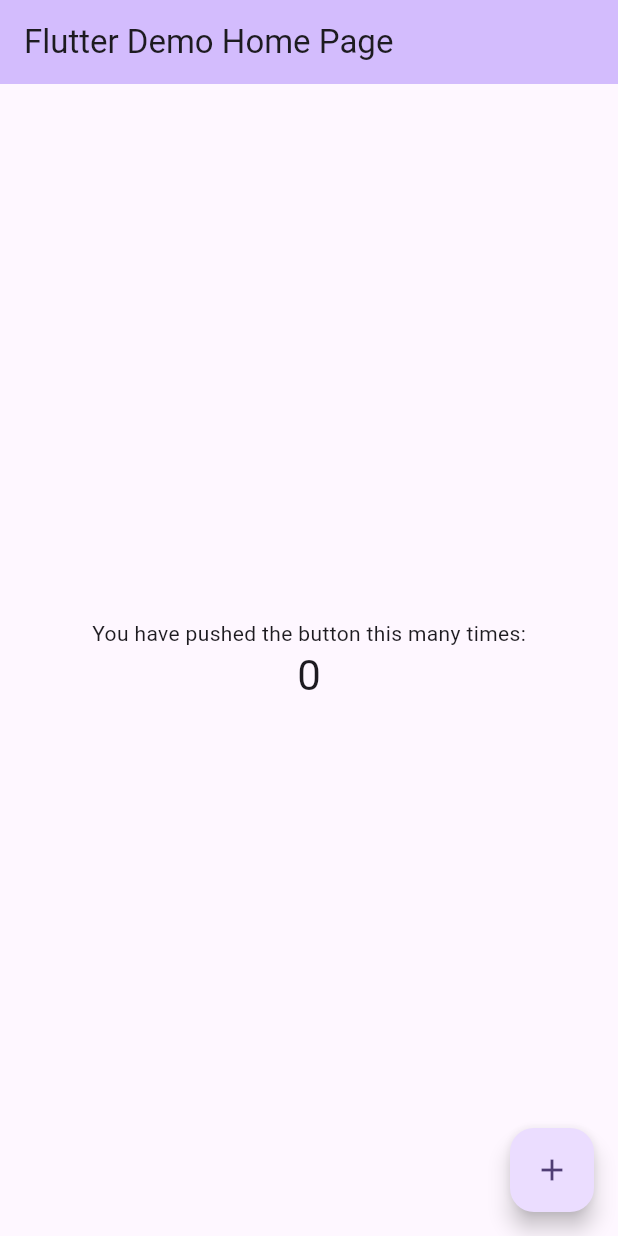
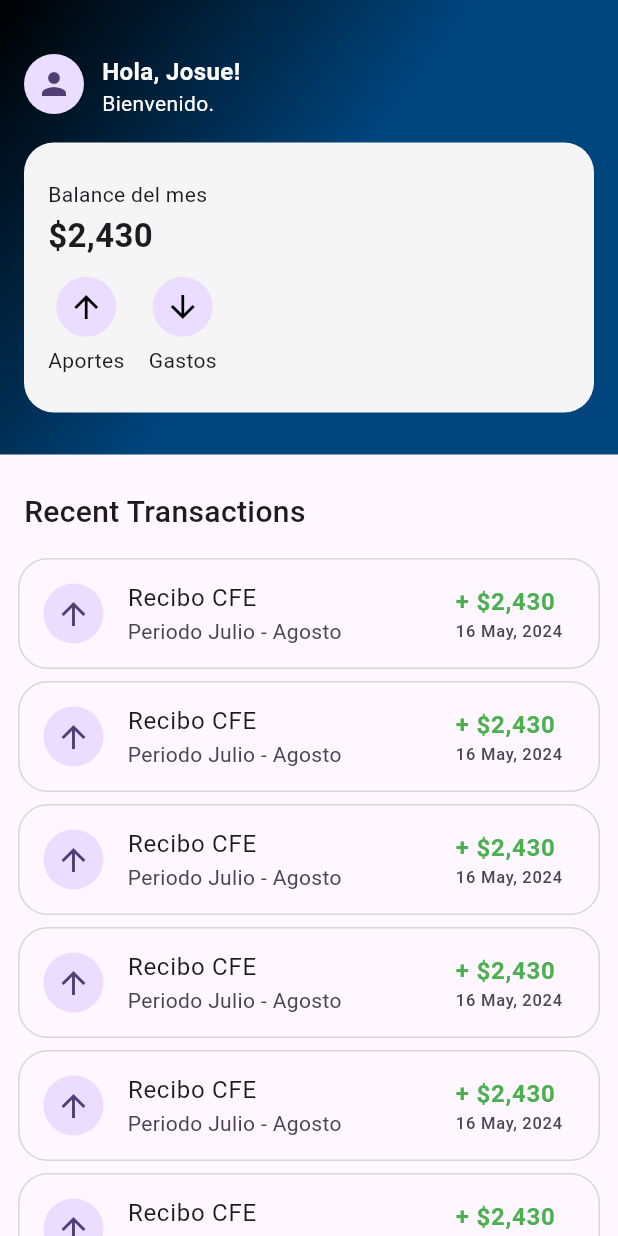
Before and after one commit to eduardoromero26/rommies_app, a Flutter app: the screen it shows after launch, on a phone screen of 412 x 824 dp. Run offline on Flutter 3.47's test engine with Material 3 defaults, Android fonts, the phone set to English and light mode, and no system bars; our stand-ins replace firebase_core; accounts and stored records are empty; generated files the repository leaves out were written again.

Commit message:
feat home: layout screen

```diff
--- a/lib/main.dart
+++ b/lib/main.dart
@@ -1,14 +1,13 @@
 import 'package:firebase_core/firebase_core.dart';
 import 'package:flutter/material.dart';
-import 'package:flutter_dotenv/flutter_dotenv.dart';
 import 'package:roomies_app/firebase_options.dart';
+import 'package:roomies_app/screens/home/home_screen.dart';
 
 void main() async {
-  await dotenv.load(fileName: "assets/env/.env");
+  runApp(const MyApp());
   await Firebase.initializeApp(
     options: DefaultFirebaseOptions.currentPlatform,
   );
-  runApp(const MyApp());
 }
 
 class MyApp extends StatelessWidget {
@@ -17,59 +16,13 @@ class MyApp extends StatelessWidget {
   @override
   Widget build(BuildContext context) {
     return MaterialApp(
+      debugShowCheckedModeBanner: false,
       title: 'Rommies App',
       theme: ThemeData(
         colorScheme: ColorScheme.fromSeed(seedColor: Colors.deepPurple),
         useMaterial3: true,
       ),
-      home: const MyHomePage(title: 'Flutter Demo Home Page'),
+      home: const HomeScreen(),
     );
   }
 }
-
-class MyHomePage extends StatefulWidget {
-  const MyHomePage({super.key, required this.title});
-  final String title;
-
-  @override
-  State<MyHomePage> createState() => _MyHomePageState();
-}
-
-class _MyHomePageState extends State<MyHomePage> {
-  int _counter = 0;
-
-  void _incrementCounter() {
-    setState(() {
-      _counter++;
-    });
-  }
-
-  @override
-  Widget build(BuildContext context) {
-    return Scaffold(
-      appBar: AppBar(
-        backgroundColor: Theme.of(context).colorScheme.inversePrimary,
-        title: Text(widget.title),
-      ),
-      body: Center(
-        child: Column(
-          mainAxisAlignment: MainAxisAlignment.center,
-          children: <Widget>[
-            const Text(
-              'You have pushed the button this many times:',
-            ),
-            Text(
-              '$_counter',
-              style: Theme.of(context).textTheme.headlineMedium,
-            ),
-          ],
-        ),
-      ),
-      floatingActionButton: FloatingActionButton(
-        onPressed: _incrementCounter,
-        tooltip: 'Increment',
-        child: const Icon(Icons.add),
-      ),
-    );
-  }
-}
--- /dev/null
+++ b/lib/screens/home/home_screen.dart
@@ -0,0 +1,209 @@
+import 'package:flutter/material.dart';
+
+class HomeScreen extends StatelessWidget {
+  const HomeScreen({super.key});
+
+  @override
+  Widget build(BuildContext context) {
+    return SafeArea(
+      child: Scaffold(
+          body: CustomScrollView(
+        slivers: [
+          // hero section
+          SliverToBoxAdapter(
+            child: Container(
+              decoration: const BoxDecoration(
+                gradient: LinearGradient(
+                  colors: [
+                    Colors.black,
+                    Color.fromARGB(255, 0, 69, 125),
+                    Color.fromARGB(255, 0, 69, 125),
+                  ],
+                  begin: Alignment.topLeft,
+                  end: Alignment.bottomRight,
+                ),
+              ),
+              child: Padding(
+                padding:
+                    const EdgeInsets.symmetric(horizontal: 16.0, vertical: 28),
+                child: Column(
+                  children: [
+                    SizedBox(
+                      height: 8.0,
+                    ),
+                    const Row(
+                      crossAxisAlignment: CrossAxisAlignment.start,
+                      children: [
+                        CircleAvatar(
+                          child: Icon(Icons.person),
+                        ),
+                        SizedBox(
+                          width: 12.0,
+                        ),
+                        Column(
+                          crossAxisAlignment: CrossAxisAlignment.start,
+                          children: [
+                            Text(
+                              'Hola, Josue!',
+                              style: TextStyle(
+                                  fontSize: 16,
+                                  fontWeight: FontWeight.bold,
+                                  color: Colors.white),
+                            ),
+                            Text(
+                              'Bienvenido.',
+                              style:
+                                  TextStyle(fontSize: 14, color: Colors.white),
+                            )
+                          ],
+                        )
+                      ],
+                    ),
+                    const SizedBox(
+                      height: 16,
+                    ),
+                    Container(
+                      height: 180,
+                      width: double.infinity,
+                      padding: const EdgeInsets.symmetric(horizontal: 16.0),
+                      decoration: BoxDecoration(
+                          color: Colors.grey[100],
+                          borderRadius: BorderRadius.circular(20)),
+                      child: Column(
+                        mainAxisAlignment: MainAxisAlignment.center,
+                        crossAxisAlignment: CrossAxisAlignment.start,
+                        children: [
+                          const Text('Balance del mes'),
+                          const SizedBox(
+                            height: 2.0,
+                          ),
+                          const Text(
+                            '\$2,430',
+                            style: TextStyle(
+                              fontSize: 22,
+                              fontWeight: FontWeight.bold,
+                            ),
+                          ),
+                          const SizedBox(
+                            height: 12.0,
+                          ),
+                          Row(
+                            children: [
+                              Column(
+                                mainAxisAlignment: MainAxisAlignment.center,
+                                crossAxisAlignment: CrossAxisAlignment.center,
+                                children: [
+                                  CircleAvatar(
+                                    child: IconButton(
+                                        onPressed: () {},
+                                        icon: const Icon(
+                                          Icons.arrow_upward,
+                                          color: Colors.black,
+                                        )),
+                                  ),
+                                  const SizedBox(
+                                    height: 6.0,
+                                  ),
+                                  const Text('Aportes')
+                                ],
+                              ),
+                              const SizedBox(
+                                width: 16.0,
+                              ),
+                              Column(
+                                mainAxisAlignment: MainAxisAlignment.center,
+                                crossAxisAlignment: CrossAxisAlignment.center,
+                                children: [
+                                  CircleAvatar(
+                                    child: IconButton(
+                                      onPressed: () {},
+                                      icon: const Icon(
+                                        Icons.arrow_downward_outlined,
+                                        color: Colors.black,
+                                      ),
+                                    ),
+                                  ),
+                                  const SizedBox(
+                                    height: 6.0,
+                                  ),
+                                  const Text('Gastos')
+                                ],
+                              )
+                            ],
+                          ),
+                        ],
+                      ),
+                    )
+                  ],
+                ),
+              ),
+            ),
+          ),
+          const SliverToBoxAdapter(
+            child: SizedBox(
+              height: 24,
+            ),
+          ),
+          // recent transactions list
+          const SliverPadding(
+            padding: EdgeInsets.symmetric(horizontal: 16.0),
+            sliver: SliverToBoxAdapter(
+              child: Text(
+                'Recent Transactions',
+                style: TextStyle(
+                  fontSize: 20,
+                  fontWeight: FontWeight.w500,
+                ),
+              ),
+            ),
+          ),
+          const SliverToBoxAdapter(
+            child: SizedBox(
+              height: 12,
+            ),
+          ),
+          SliverList.builder(
+            itemCount: 10,
+            itemBuilder: (context, index) {
+              return Padding(
+                padding:
+                    const EdgeInsets.symmetric(vertical: 4, horizontal: 12),
+                child: Container(
+                  decoration: BoxDecoration(
+                      border: Border.all(
+                          color: const Color.fromARGB(255, 215, 215, 215)),
+                      borderRadius: BorderRadius.circular(20)),
+                  child: const ListTile(
+                    title: Text('Recibo CFE'),
+                    subtitle: Text('Periodo Julio - Agosto'),
+                    leading:
+                        CircleAvatar(child: Icon(Icons.arrow_upward_outlined)),
+                    trailing: Column(
+                      mainAxisAlignment: MainAxisAlignment.center,
+                      crossAxisAlignment: CrossAxisAlignment.start,
+                      children: [
+                        Text(
+                          '+ \$2,430',
+                          style: TextStyle(
+                              fontWeight: FontWeight.w600,
+                              fontSize: 16,
+                              color: Colors.green),
+                        ),
+                        Text('16 May, 2024')
+                      ],
+                    ),
+                  ),
+                ),
+              );
+            },
+          ),
+          const SliverToBoxAdapter(
+            child: SizedBox(
+              height: 20,
+            ),
+          )
+        ],
+      )),
+    );
+  }
+}
```
Also changed, not shown: pubspec.yaml (+4 -4 lines).
